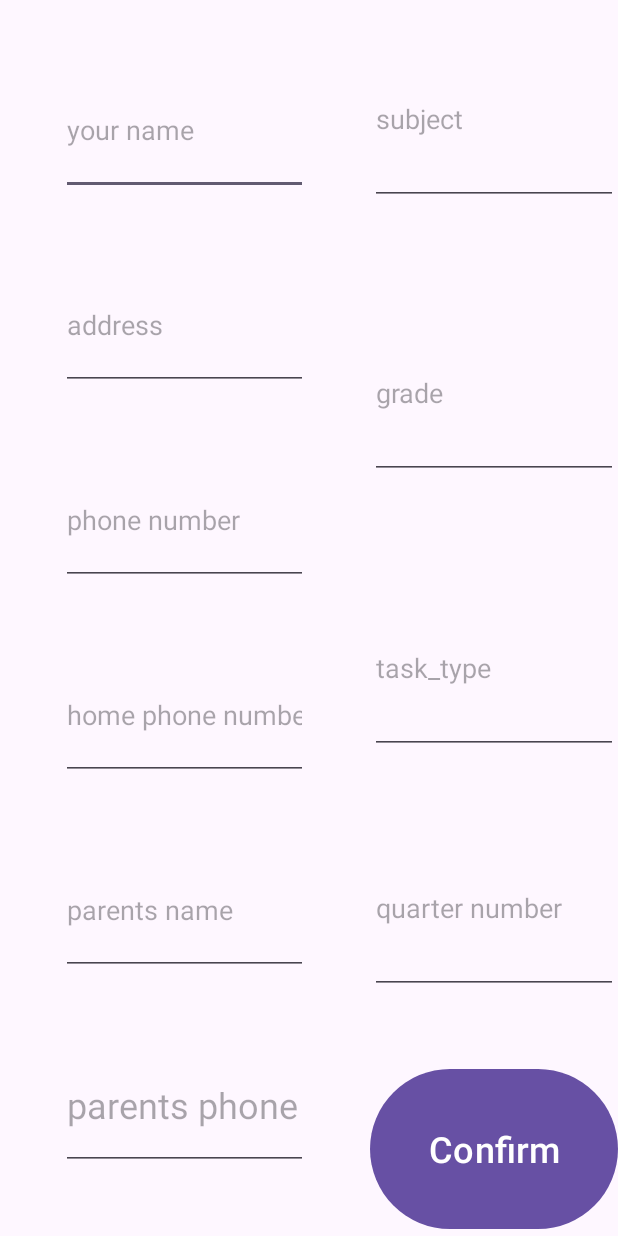
After one commit to za6200/Ex10_year2, an Android app: the edit_user screen opened directly, with no data from a screen before it, on a phone screen of 412 x 824 dp. The commit adds this screen. Run offline under Robolectric (Android 15) with nearby library versions, the phone set to English and light mode, and no system bars; 10 statements that could not run were skipped.

```diff
--- a/app/src/main/AndroidManifest.xml
+++ b/app/src/main/AndroidManifest.xml
@@ -12,6 +12,9 @@
         android:supportsRtl="true"
         android:theme="@style/Theme.Ex10_year2"
         tools:targetApi="31">
+        <activity
+            android:name=".edit_user"
+            android:exported="false" />
         <activity
             android:name=".show_user_details"
             android:exported="false" />
--- a/app/src/main/java/com/example/ex10_year2/Grades_info_input.java
+++ b/app/src/main/java/com/example/ex10_year2/Grades_info_input.java
@@ -35,6 +35,7 @@ public class Grades_info_input extends AppCompatActivity {
 
     public void insertData() {
         hlp = new HelperDB(this);
+        cv.clear();
         cv.put(Grades.SUBJECTS, subject.getText().toString());
         cv.put(Grades.GRADE, grade.getText().toString());
         cv.put(Grades.TASK_TYPE, task_type.getText().toString());
--- /dev/null
+++ b/app/src/main/java/com/example/ex10_year2/edit_user.java
@@ -0,0 +1,163 @@
+package com.example.ex10_year2;
+
+import androidx.appcompat.app.AppCompatActivity;
+
+import android.content.ContentValues;
+import android.content.Intent;
+import android.database.Cursor;
+import android.database.sqlite.SQLiteDatabase;
+import android.os.Bundle;
+import android.view.View;
+import android.widget.EditText;
+import android.widget.Toast;
+
+public class edit_user extends AppCompatActivity {
+
+    SQLiteDatabase db;
+    HelperDB hlp;
+    Cursor crsr;
+    int position;
+
+    EditText studentNameEditText;
+    EditText addressEditText;
+    EditText phoneNumberEditText;
+    EditText homePhoneNumberEditText;
+    EditText parentsNameEditText;
+    EditText parentsPhoneNumberEditText;
+
+    EditText subjectEditText;
+    EditText gradeEditText;
+    EditText taskTypeEditText;
+    EditText quarterEditText;
+    Intent get_show_table;
+
+    @Override
+    protected void onCreate(Bundle savedInstanceState) {
+        super.onCreate(savedInstanceState);
+        setContentView(R.layout.activity_edit_user);
+
+        hlp = new HelperDB(this);
+        db = hlp.getReadableDatabase();
+
+        // Retrieve position from intent
+        position = getIntent().getIntExtra("position", -1);
+
+        // Initialize EditText fields for user details
+        studentNameEditText = findViewById(R.id.student_name);
+        addressEditText = findViewById(R.id.address);
+        phoneNumberEditText = findViewById(R.id.phone_number);
+        homePhoneNumberEditText = findViewById(R.id.home_phone_number);
+        parentsNameEditText = findViewById(R.id.parents_name);
+        parentsPhoneNumberEditText = findViewById(R.id.parents_phone_number);
+
+        // Initialize EditText fields for grade details
+        subjectEditText = findViewById(R.id.subject);
+        gradeEditText = findViewById(R.id.grade);
+        taskTypeEditText = findViewById(R.id.task_type);
+        quarterEditText = findViewById(R.id.quarter);
+
+        // Load user details
+        loadUserDetails();
+        get_show_table = new Intent(this, Show_table.class);
+    }
+
+    private void loadUserDetails() {
+        db = hlp.getReadableDatabase();
+
+        // Load user details
+        Cursor userCursor = db.query(Users.TABLE_USERS, null, null, null, null, null, null);
+        int nameCol = userCursor.getColumnIndex(Users.NAME);
+        int addressCol = userCursor.getColumnIndex(Users.ADDRESS);
+        int phoneNumberCol = userCursor.getColumnIndex(Users.MOBILE_PHONE);
+        int homePhoneNumberCol = userCursor.getColumnIndex(Users.HOME_PHONE);
+        int parentsNameCol = userCursor.getColumnIndex(Users.PARENTS_NAME);
+        int parentsPhoneNumberCol = userCursor.getColumnIndex(Users.PARENTS_NUMBER);
+
+        userCursor.moveToPosition(position);
+
+        // Set user details in the respective EditText fields
+        studentNameEditText.setText(userCursor.getString(nameCol));
+        addressEditText.setText(userCursor.getString(addressCol));
+        phoneNumberEditText.setText(userCursor.getString(phoneNumberCol));
+        homePhoneNumberEditText.setText(userCursor.getString(homePhoneNumberCol));
+        parentsNameEditText.setText(userCursor.getString(parentsNameCol));
+        parentsPhoneNumberEditText.setText(userCursor.getString(parentsPhoneNumberCol));
+
+        userCursor.close();
+
+        // Load grade details
+        crsr = db.query(Grades.TABLE_GRADES, null, null, null, null, null, null);
+        int keyCol = crsr.getColumnIndex(Grades.KEY_ID);
+        int gradeCol = crsr.getColumnIndex(Grades.GRADE);
+        int subjectCol = crsr.getColumnIndex(Grades.SUBJECTS);
+        int taskCol = crsr.getColumnIndex(Grades.TASK_TYPE);
+        int quarterCol = crsr.getColumnIndex(Grades.QUARTER);
+
+        crsr.moveToPosition(position);
+
+        // Set grade details in the respective EditText fields
+        subjectEditText.setText(crsr.getString(subjectCol));
+        gradeEditText.setText(String.valueOf(crsr.getInt(gradeCol)));
+        taskTypeEditText.setText(crsr.getString(taskCol));
+        quarterEditText.setText(String.valueOf(crsr.getInt(quarterCol)));
+
+        crsr.close();
+        db.close();
+    }
+
+
+    private void saveUserDetails() {
+        // Get the edited values from EditText fields
+        String editedName = studentNameEditText.getText().toString();
+        String editedAddress = addressEditText.getText().toString();
+        String editedPhoneNumber = phoneNumberEditText.getText().toString();
+        String editedHomePhoneNumber = homePhoneNumberEditText.getText().toString();
+        String editedParentsName = parentsNameEditText.getText().toString();
+        String editedParentsPhoneNumber = parentsPhoneNumberEditText.getText().toString();
+
+        ContentValues userCV = new ContentValues();
+        userCV.put(Users.NAME, editedName);
+        userCV.put(Users.ADDRESS, editedAddress);
+        userCV.put(Users.MOBILE_PHONE, editedPhoneNumber);
+        userCV.put(Users.HOME_PHONE, editedHomePhoneNumber);
+        userCV.put(Users.PARENTS_NAME, editedParentsName);
+        userCV.put(Users.PARENTS_NUMBER, editedParentsPhoneNumber);
+
+        // Open the database in write mode
+        db = hlp.getWritableDatabase();
+
+        // Update the user details in the database
+        db.update(Users.TABLE_USERS, userCV, Users.KEY_ID + "=?", new String[]{String.valueOf(position + 1)});
+
+        db.close();
+    }
+
+    private void saveGradeDetails() {
+        // Get the edited values from EditText fields
+        String editedSubject = subjectEditText.getText().toString();
+        int editedGrade = Integer.parseInt(gradeEditText.getText().toString());
+        String editedTaskType = taskTypeEditText.getText().toString();
+        int editedQuarter = Integer.parseInt(quarterEditText.getText().toString());
+
+        // Open the database in write mode
+        db = hlp.getWritableDatabase();
+
+        // Prepare ContentValues for updating grade details
+        ContentValues gradeCV = new ContentValues();
+        gradeCV.put(Grades.SUBJECTS, editedSubject);
+        gradeCV.put(Grades.GRADE, editedGrade);
+        gradeCV.put(Grades.TASK_TYPE, editedTaskType);
+        gradeCV.put(Grades.QUARTER, editedQuarter);
+
+        db.update(Grades.TABLE_GRADES, gradeCV, Grades.KEY_ID + "=?", new String[]{String.valueOf(position + 1)});
+
+        // Close the database
+        db.close();
+    }
+
+    public void confirm(View view) {
+        saveUserDetails();
+        saveGradeDetails();
+        startActivity(get_show_table);
+    }
+}
--- a/app/src/main/java/com/example/ex10_year2/personal_info_input.java
+++ b/app/src/main/java/com/example/ex10_year2/personal_info_input.java
@@ -36,6 +36,7 @@ public class personal_info_input extends AppCompatActivity {
     public void insertData()
     {
         hlp = new HelperDB(this);
+        cv.clear();
         cv.put(Users.NAME, student_name.getText().toString());
         cv.put(Users.ADDRESS, address.getText().toString());
         cv.put(Users.MOBILE_PHONE, phone_number.getText().toString());
--- /dev/null
+++ b/app/src/main/res/layout/activity_edit_user.xml
@@ -0,0 +1,193 @@
+<?xml version="1.0" encoding="utf-8"?>
+<LinearLayout xmlns:android="http://schemas.android.com/apk/res/android"
+    xmlns:app="http://schemas.android.com/apk/res-auto"
+    xmlns:tools="http://schemas.android.com/tools"
+    android:layout_width="match_parent"
+    android:layout_height="match_parent"
+    tools:context=".edit_user">
+    <Space
+        android:layout_width="0dp"
+        android:layout_height="match_parent"
+        android:layout_weight="1" />
+
+    <LinearLayout
+        android:layout_width="0dp"
+        android:layout_height="match_parent"
+        android:layout_weight="4"
+        android:orientation="vertical">
+
+        <Space
+            android:layout_width="match_parent"
+            android:layout_height="0dp"
+            android:layout_weight="1" />
+
+        <EditText
+            android:id="@+id/student_name"
+            android:layout_width="match_parent"
+            android:layout_height="0dp"
+            android:layout_weight="2"
+            android:ems="10"
+            android:hint="your name"
+            android:inputType="text" />
+
+        <Space
+            android:layout_width="match_parent"
+            android:layout_height="0dp"
+            android:layout_weight="1" />
+
+        <EditText
+            android:id="@+id/address"
+            android:layout_width="match_parent"
+            android:layout_height="0dp"
+            android:layout_weight="2"
+            android:ems="10"
+            android:hint="address"
+            android:inputType="textPostalAddress" />
+
+        <Space
+            android:layout_width="match_parent"
+            android:layout_height="0dp"
+            android:layout_weight="1" />
+
+        <EditText
+            android:id="@+id/phone_number"
+            android:layout_width="match_parent"
+            android:layout_height="0dp"
+            android:layout_weight="2"
+            android:ems="10"
+            android:hint="phone number"
+            android:inputType="phone" />
+
+        <Space
+            android:layout_width="match_parent"
+            android:layout_height="0dp"
+            android:layout_weight="1" />
+
+        <EditText
+            android:id="@+id/home_phone_number"
+            android:layout_width="match_parent"
+            android:layout_height="0dp"
+            android:layout_weight="2"
+            android:ems="10"
+            android:hint="home phone number"
+            android:inputType="phone" />
+
+        <Space
+            android:layout_width="match_parent"
+            android:layout_height="0dp"
+            android:layout_weight="1" />
+
+        <EditText
+            android:id="@+id/parents_name"
+            android:layout_width="match_parent"
+            android:layout_height="0dp"
+            android:layout_weight="2"
+            android:ems="10"
+            android:hint="parents name"
+            android:inputType="text" />
+
+        <Space
+            android:layout_width="match_parent"
+            android:layout_height="0dp"
+            android:layout_weight="1" />
+
+        <EditText
+            android:id="@+id/parents_phone_number"
+            android:layout_width="match_parent"
+            android:layout_height="0dp"
+            android:layout_weight="2"
+            android:ems="10"
+            android:hint="parents phone number"
+            android:inputType="phone"
+            android:textSize="24sp" />
+
+        <Space
+            android:layout_width="match_parent"
+            android:layout_height="0dp"
+            android:layout_weight="1" />
+
+    </LinearLayout>
+
+    <Space
+        android:layout_width="wrap_content"
+        android:layout_height="match_parent"
+        android:layout_weight="1" />
+
+    <LinearLayout
+        android:layout_width="0dp"
+        android:layout_height="match_parent"
+        android:layout_weight="4"
+        android:orientation="vertical">
+
+        <Space
+            android:layout_width="match_parent"
+            android:layout_height="0dp"
+            android:layout_weight="0.1" />
+
+        <EditText
+            android:id="@+id/subject"
+            android:layout_width="match_parent"
+            android:layout_height="0dp"
+            android:layout_weight="0.5"
+            android:ems="10"
+            android:hint="subject"
+            android:inputType="text" />
+
+        <Space
+            android:layout_width="match_parent"
+            android:layout_height="0dp"
+            android:layout_weight="0.3" />
+
+        <EditText
+            android:id="@+id/grade"
+            android:layout_width="match_parent"
+            android:layout_height="0dp"
+            android:layout_weight="0.5"
+            android:ems="10"
+            android:hint="grade"
+            android:inputType="number" />
+
+        <Space
+            android:layout_width="match_parent"
+            android:layout_height="0dp"
+            android:layout_weight="0.3" />
+
+        <EditText
+            android:id="@+id/task_type"
+            android:layout_width="match_parent"
+            android:layout_height="0dp"
+            android:layout_weight="0.5"
+            android:ems="10"
+            android:hint="task_type"
+            android:inputType="text" />
+
+        <Space
+            android:layout_width="match_parent"
+            android:layout_height="0dp"
+            android:layout_weight="0.2" />
+
+        <EditText
+            android:id="@+id/quarter"
+            android:layout_width="match_parent"
+            android:layout_height="0dp"
+            android:layout_weight="0.5"
+            android:ems="10"
+            android:hint="quarter number"
+            android:inputType="text" />
+
+        <Space
+            android:layout_width="match_parent"
+            android:layout_height="0dp"
+            android:layout_weight="0.2" />
+
+        <Button
+            android:id="@+id/confirm"
+            android:layout_width="match_parent"
+            android:layout_height="0dp"
+            android:layout_weight="0.5"
+            android:onClick="confirm"
+            android:text="Confirm"
+            android:textSize="24sp" />
+    </LinearLayout>
+
+</LinearLayout>
```
Also changed, not shown: app/src/main/java/com/example/ex10_year2/HelperDB.java (+9 -8 lines), app/src/main/java/com/example/ex10_year2/Show_table.java (+53 -7 lines), app/src/main/java/com/example/ex10_year2/show_user_details.java (+45 -53 lines), app/src/main/res/layout/activity_show_user_details.xml (+20 -2 lines).
